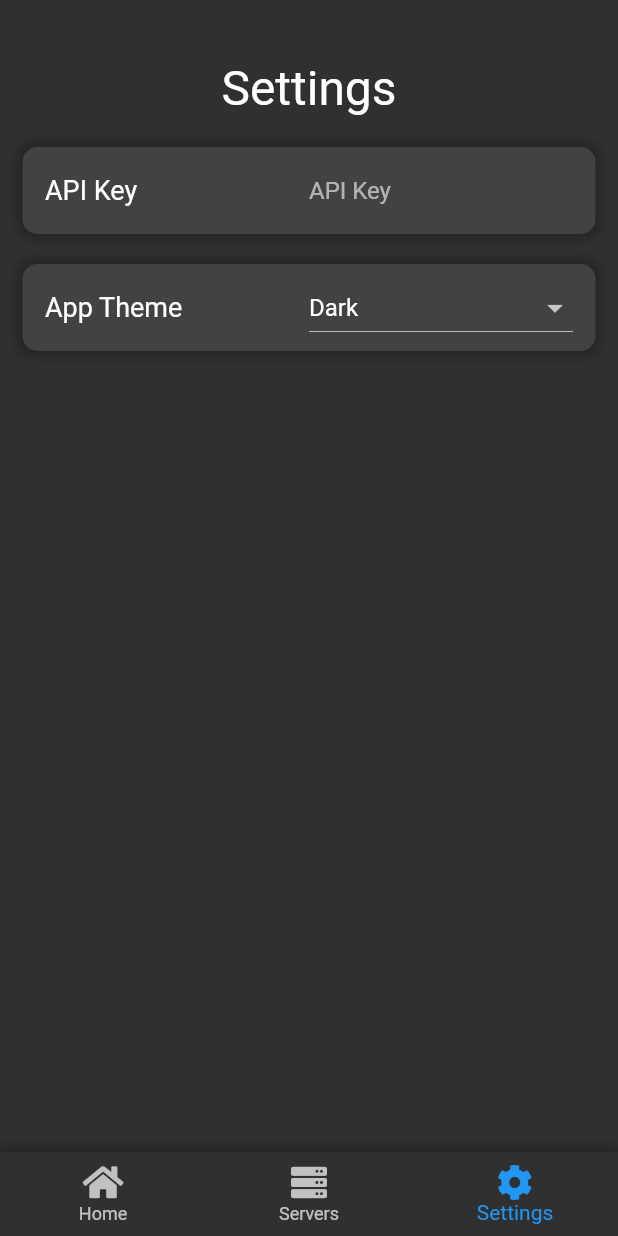
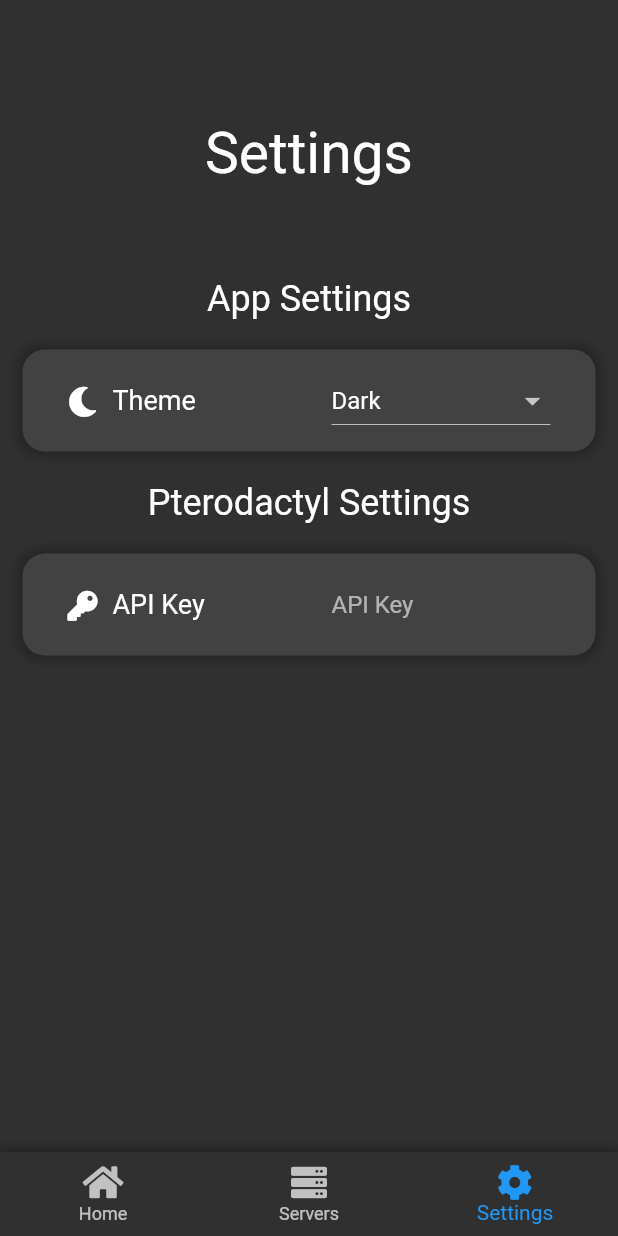
Before and after one commit to requ1Re/pterodactyl_mobile_unoffical, a Flutter app: the screen it shows after launch, item 3 of the bottom bar chosen, on a phone screen of 412 x 824 dp. Run offline on Flutter 3.47's test engine with Material 2 defaults, Android fonts, the phone set to English and light mode, and no system bars; our stand-ins replace dynamic_theme, font_awesome_flutter.

Commit message:
Added CustomCard Widget

```diff
--- a/lib/pages/settings.dart
+++ b/lib/pages/settings.dart
@@ -2,6 +2,7 @@ import 'package:flutter/material.dart';
 import 'package:flutter/services.dart';
 import 'package:font_awesome_flutter/font_awesome_flutter.dart';
 import 'package:dynamic_theme/dynamic_theme.dart';
+import 'package:pterodactyl_mobile/widgets/CustomCard.dart';
 
 class SettingsPage extends StatefulWidget {
   @override
@@ -23,16 +24,14 @@ class _SettingsPageState extends State<SettingsPage> {
           child: Column(
             children: [
               Container(
+                margin: EdgeInsets.symmetric(vertical: 50),
+                child: Text("Settings", style: TextStyle(fontSize: 38)),
+              ),
+              Container(
                 margin: EdgeInsets.symmetric(vertical: 10),
-                child: Text("Settings", style: TextStyle(fontSize: 32)),
+                child: Text("App Settings", style: TextStyle(fontSize: 24)),
               ),
-              buildSettingCard("API Key", TextField(
-                decoration: InputDecoration(
-                    border: InputBorder.none,
-                    hintText: "API Key"
-                ),
-              )),
-              buildSettingCard("App Theme", DropdownButton(
+              buildSettingCard(DynamicTheme.of(context).brightness == Brightness.light ? FontAwesomeIcons.solidSun : FontAwesomeIcons.solidMoon, "Theme", DropdownButton(
                 isExpanded: true,
                 hint: Text('Theme'),
                 value: _selectedTheme,
@@ -52,7 +51,17 @@ class _SettingsPageState extends State<SettingsPage> {
                     value: location,
                   );
                 }).toList(),
-              ),)
+              )),
+              Container(
+                margin: EdgeInsets.symmetric(vertical: 10),
+                child: Text("Pterodactyl Settings", style: TextStyle(fontSize: 24)),
+              ),
+              buildSettingCard(FontAwesomeIcons.key, "API Key", TextField(
+                decoration: InputDecoration(
+                    border: InputBorder.none,
+                    hintText: "API Key"
+                ),
+              )),
             ],
           ),
         ),
@@ -60,33 +69,23 @@ class _SettingsPageState extends State<SettingsPage> {
     );
   }
 
-  Widget buildSettingCard(String caption, Widget settingWidget){
-    return Container(
-      margin: EdgeInsets.symmetric(vertical: 10),
-      decoration: BoxDecoration(
-        color: Theme.of(context).cardColor,
-        borderRadius: BorderRadius.circular(10.0),
-        boxShadow: [
-          BoxShadow(
-            color: Theme.of(context).shadowColor.withOpacity(0.25),
-            spreadRadius: 3,
-            blurRadius: 6,
-          ),
-        ],
-      ),
+  Widget buildSettingCard(IconData icon, String caption, Widget settingWidget){
+    return CustomCard(
         child: Padding(
           padding: EdgeInsets.symmetric(vertical: 5, horizontal: 15),
           child: Row(
             children: [
+              Padding(
+                padding: EdgeInsets.only(right: 10),
+                child: FaIcon(icon, size: 20),
+              ),
               Expanded(child: Text(caption, style: TextStyle(fontSize: 18))),
               Expanded(child: settingWidget),
             ],
             crossAxisAlignment: CrossAxisAlignment.center,
             mainAxisAlignment: MainAxisAlignment.start,
           ),
-      ),
+        )
     );
   }
-
-
 }
--- /dev/null
+++ b/lib/widgets/CustomCard.dart
@@ -0,0 +1,29 @@
+import 'package:flutter/material.dart';
+
+class CustomCard extends StatelessWidget {
+  const CustomCard({ Key key, this.child }) : super(key: key);
+
+  final Widget child;
+
+  @override
+  Widget build(BuildContext context) {
+    return Container(
+      margin: EdgeInsets.symmetric(vertical: 10),
+      decoration: BoxDecoration(
+        color: Theme.of(context).cardColor,
+        borderRadius: BorderRadius.circular(15.0),
+        boxShadow: [
+          BoxShadow(
+            color: Theme.of(context).shadowColor.withOpacity(0.25),
+            spreadRadius: 3,
+            blurRadius: 6,
+          ),
+        ],
+      ),
+      child: Padding(
+        padding: EdgeInsets.symmetric(vertical: 5, horizontal: 15),
+        child: child,
+      ),
+    );
+  }
+}
```
Lines whose indentation alone changed are shown as unchanged.
